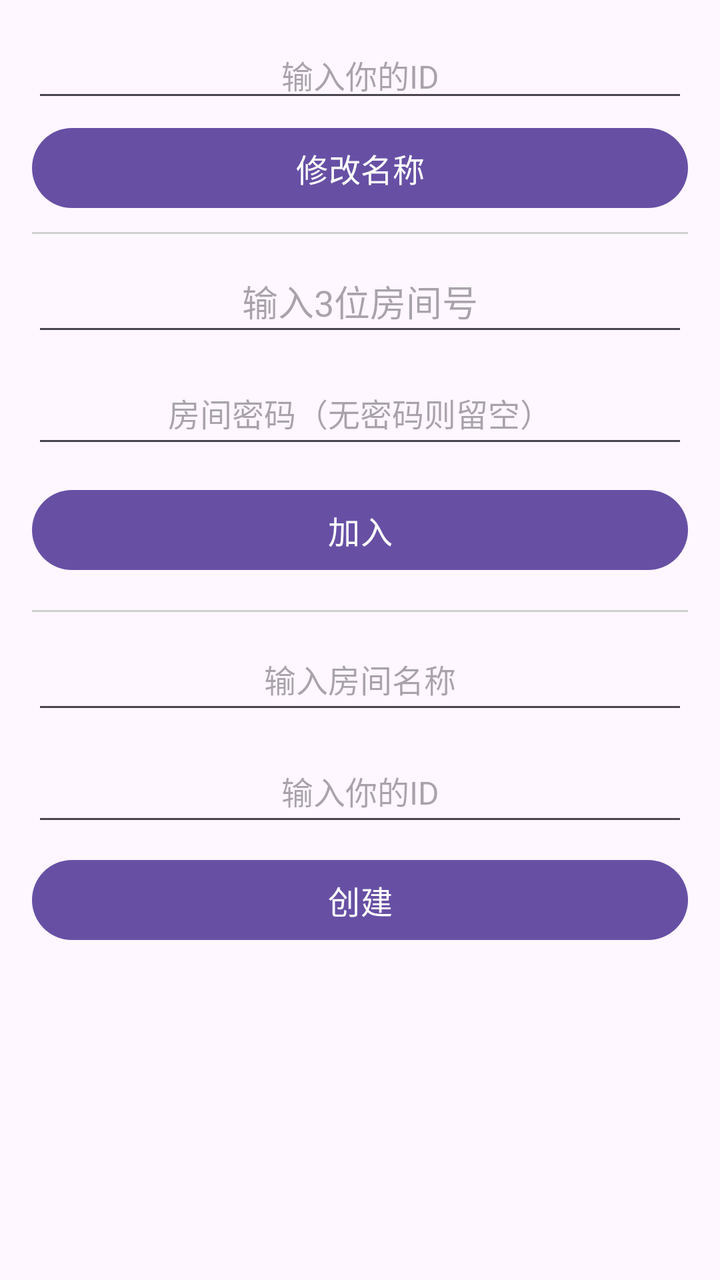
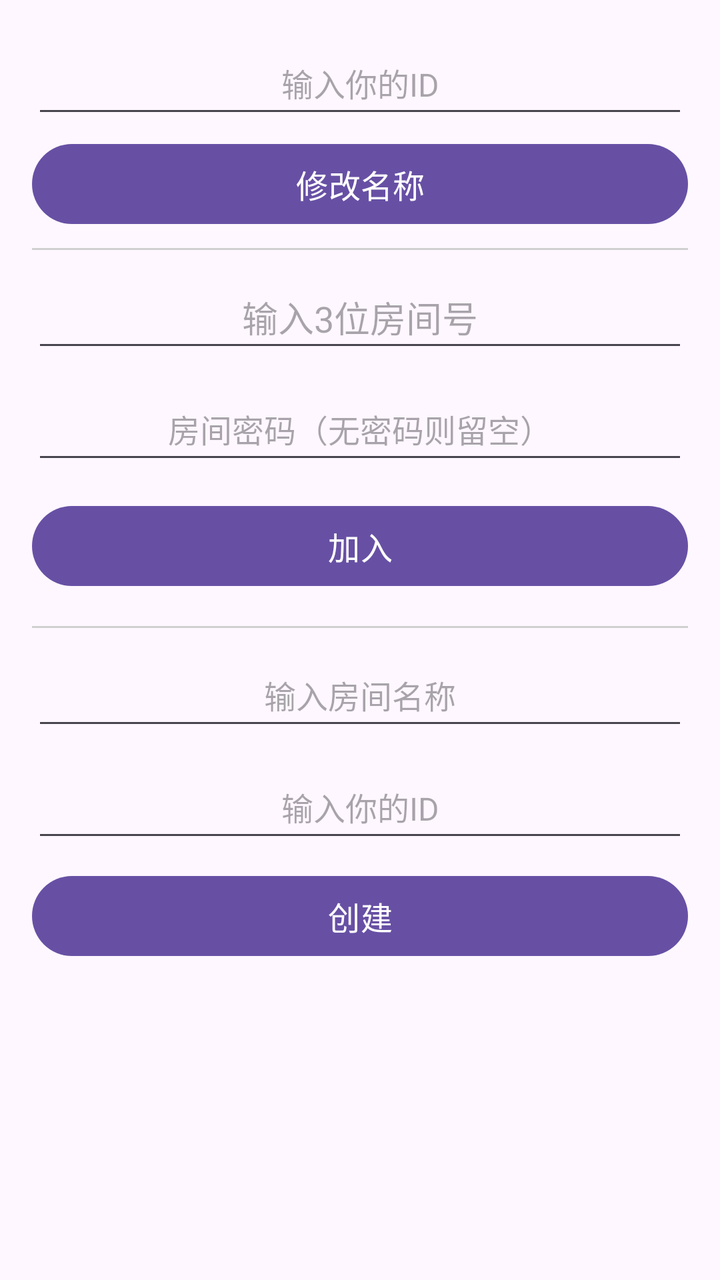

Before-and-after screenshots of an Android layout around one commit, followed by the original layout XML and the change that was made.
<!-- AndroidManifest.xml: application theme Theme.Boss -->
<!-- res/layout/dialog_room.xml -->
<?xml version="1.0" encoding="utf-8"?>
<ScrollView xmlns:android="http://schemas.android.com/apk/res/android"
    android:layout_width="match_parent"
    android:layout_height="match_parent"
    android:fillViewport="true">
<LinearLayout
    android:layout_width="match_parent"
    android:layout_height="wrap_content"
    android:orientation="vertical"
    android:padding="16dp">

    <EditText
        android:id="@+id/room_name_edit"
        android:layout_width="match_parent"
        android:layout_height="40dp"
        android:hint="@string/create_user_name_hint"
        android:inputType="text"
        android:maxLength="10"
        android:textSize="16sp"
        android:layout_marginBottom="4dp"
        android:gravity="center"/>

    <Button
        android:id="@+id/btn_change_name"
        android:layout_width="match_parent"
        android:layout_height="48dp"
        android:layout_marginBottom="8dp"
        android:text="@string/change_name"
        android:textSize="16sp" />

    <View
        android:layout_width="match_parent"
        android:layout_height="1dp"
        android:background="#D0D0D0"
        android:layout_marginBottom="8dp" />

    <EditText
        android:id="@+id/room_id_input"
        android:layout_width="match_parent"
        android:layout_height="48dp"
        android:hint="@string/join_room_id_hint"
        android:inputType="number"
        android:maxLength="3"
        android:textSize="18sp"
        android:gravity="center" />

    <EditText
        android:id="@+id/room_password_input"
        android:layout_width="match_parent"
        android:layout_height="48dp"
        android:layout_marginTop="8dp"
        android:hint="@string/room_password_hint"
        android:inputType="textPassword"
        android:maxLength="20"
        android:textSize="16sp"
        android:gravity="center" />

    <Button
        android:id="@+id/btn_join_room"
        android:layout_width="match_parent"
        android:layout_height="48dp"
        android:layout_marginTop="12dp"
        android:text="@string/join_room_btn"
        android:textSize="16sp" />

    <View
        android:layout_width="match_parent"
        android:layout_height="1dp"
        android:layout_marginTop="16dp"
        android:layout_marginBottom="8dp"
        android:background="#D0D0D0" />

    <EditText
        android:id="@+id/room_name_input"
        android:layout_width="match_parent"
        android:layout_height="48dp"
        android:hint="@string/room_name_hint_create"
        android:inputType="text"
        android:maxLength="10"
        android:textSize="16sp"
        android:gravity="center" />

    <EditText
        android:id="@+id/create_user_name"
        android:layout_width="match_parent"
        android:layout_height="48dp"
        android:layout_marginTop="8dp"
        android:hint="@string/create_user_name_hint"
        android:inputType="text"
        android:maxLength="10"
        android:textSize="16sp"
        android:gravity="center" />

    <Button
        android:id="@+id/btn_create_room"
        android:layout_width="match_parent"
        android:layout_height="48dp"
        android:layout_marginTop="8dp"
        android:text="@string/room_create"
        android:textSize="16sp" />

</LinearLayout>
</ScrollView>
<!-- resources referenced by this layout -->
<resources>
  <string name="change_name">修改名称</string>
  <string name="create_user_name_hint">输入你的ID</string>
  <string name="join_room_btn">加入</string>
  <string name="join_room_id_hint">输入3位房间号</string>
  <string name="room_create">创建</string>
  <string name="room_name_hint_create">输入房间名称</string>
  <string name="room_password_hint">房间密码（无密码则留空）</string>
  <style name="Theme.Boss" parent="Base.Theme.Boss" />
  <style name="Base.Theme.Boss" parent="Theme.Material3.DayNight.NoActionBar">
          
          
      </style>
</resources>

<!-- the commit's change to res/layout/dialog_room.xml (unified diff, before → after) -->
@@ -12,7 +12,7 @@
     <EditText
         android:id="@+id/room_name_edit"
         android:layout_width="match_parent"
-        android:layout_height="40dp"
+        android:layout_height="48dp"
         android:hint="@string/create_user_name_hint"
         android:inputType="text"
         android:maxLength="10"
@@ -38,11 +38,11 @@
         android:id="@+id/room_id_input"
         android:layout_width="match_parent"
         android:layout_height="48dp"
+        android:gravity="center"
         android:hint="@string/join_room_id_hint"
         android:inputType="number"
         android:maxLength="3"
-        android:textSize="18sp"
-        android:gravity="center" />
+        android:textSize="18sp" />
 
     <EditText
         android:id="@+id/room_password_input"
